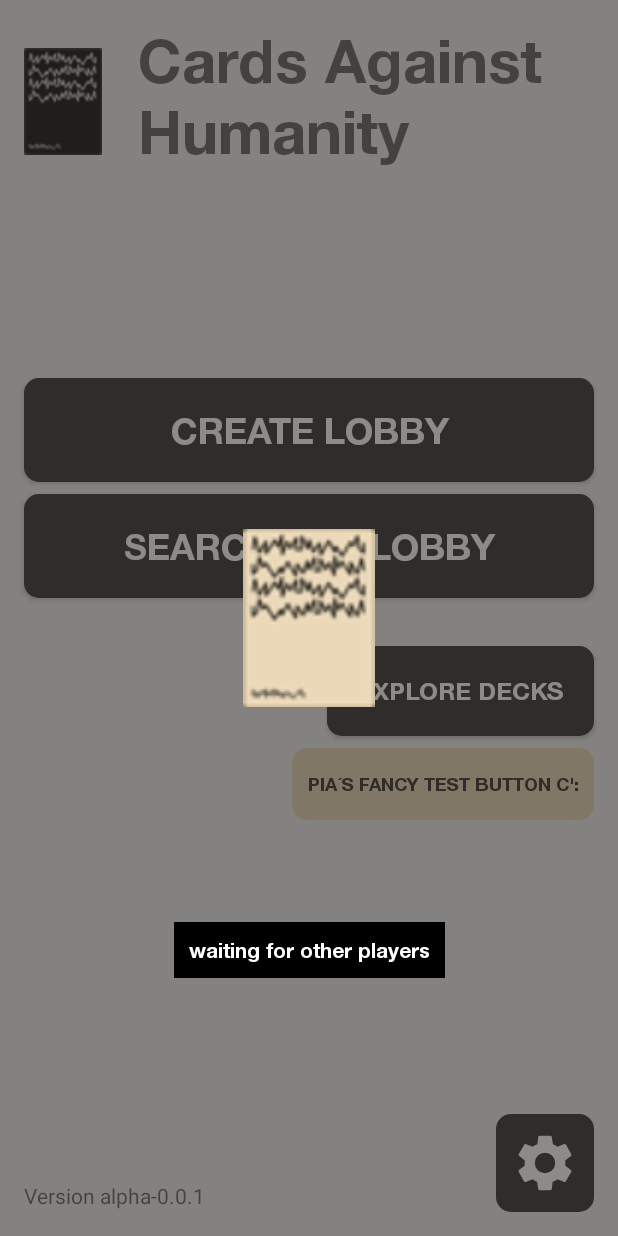
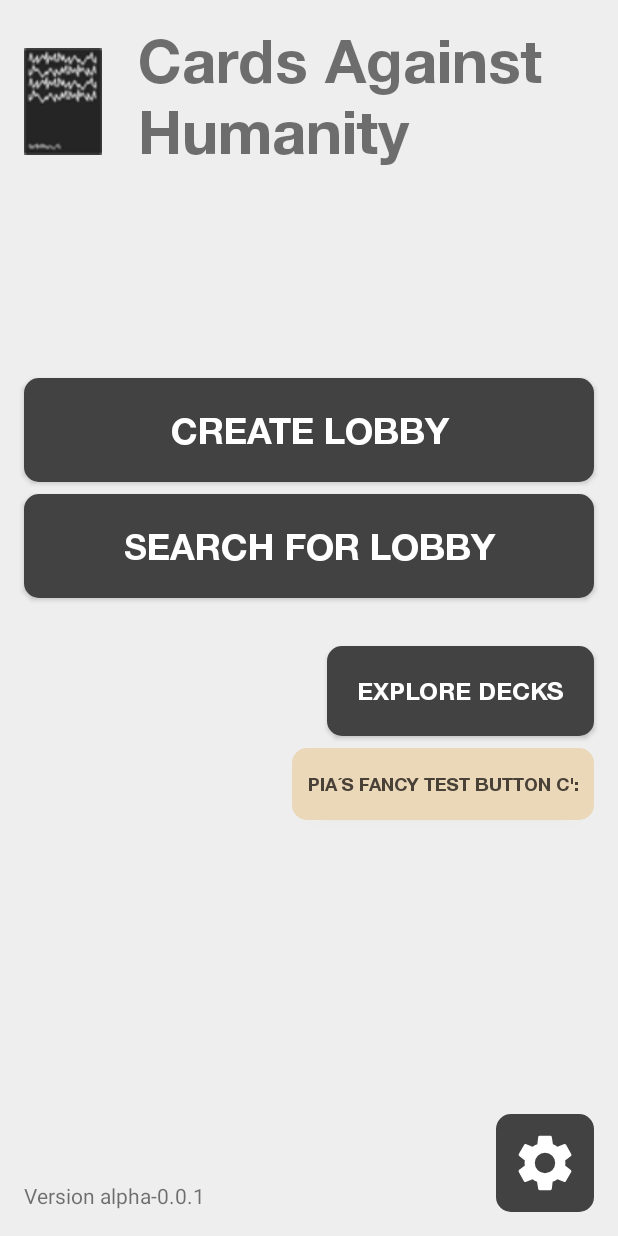
Before and after one commit to NotAWiz4rd/cah, an Android app: the screen it shows after launch (Main), after a tap on "PIA´S FANCY TEST BUTTON C':", on a phone screen of 412 x 824 dp. Run offline under Robolectric (Android 15) with nearby library versions, the phone set to English and light mode, and no system bars; our stand-ins replace Firebase (no records; nobody signed in at launch, a user with empty details on screens opened directly).

Commit message:
made a waiting screen that can be called by showWaitingScreen() and removed by removeWaitingScreen();

```diff
--- a/app/src/main/java/com/afms/cahgame/gui/activities/Main.java
+++ b/app/src/main/java/com/afms/cahgame/gui/activities/Main.java
@@ -80,13 +80,7 @@
             Toast.makeText(this, "clicked " + btn_search_lobby.toString(), Toast.LENGTH_SHORT).show();
         });
         btn_piatest.setOnClickListener(event -> {
-            //testing waiting screen
-            FrameLayout mainlayout = findViewById(R.id.layout_main);
-            ConstraintLayout waitingScreen = (ConstraintLayout) getLayoutInflater().inflate(R.layout.waiting_screen, mainlayout, false);
-            ImageView blackCard = waitingScreen.findViewById(R.id.waiting_screen_blackCard);
-            ImageView whiteCard = waitingScreen.findViewById(R.id.waiting_screen_whiteCard);
-            mainlayout.addView(waitingScreen);
-            testAnimation(whiteCard, blackCard);
+
         });
         btn_explore_decks.setOnClickListener(event -> {
             Toast.makeText(this, "clicked " + btn_explore_decks.toString(), Toast.LENGTH_SHORT).show();
@@ -113,65 +107,6 @@
         });
     }
 
-    private void testAnimation(ImageView whiteCard, ImageView blackCard) {
-        ObjectAnimator transOutBlack = ObjectAnimator.ofFloat(blackCard, "translationX", -100f).setDuration(700);
-        ObjectAnimator transOutWhite = ObjectAnimator.ofFloat(whiteCard, "translationX", 100f).setDuration(700);
-        AnimatorSet transOut = new AnimatorSet();
-        transOut.play(transOutBlack).with(transOutWhite);
-        transOut.start();
-        transOut.addListener(new AnimatorListenerAdapter() {
-            @Override
-            public void onAnimationEnd(Animator animation) {
-                super.onAnimationEnd(animation);
-                whiteCard.bringToFront();
-                ObjectAnimator scaleDownX = ObjectAnimator.ofFloat(blackCard, "scaleX", 0.5f).setDuration(700);
-                ObjectAnimator scaleDownY= ObjectAnimator.ofFloat(blackCard, "scaleY", 0.5f).setDuration(700);
-                ObjectAnimator scaleUpX = ObjectAnimator.ofFloat(whiteCard, "scaleX", 2f).setDuration(700);
-                ObjectAnimator scaleUpY = ObjectAnimator.ofFloat(whiteCard, "scaleY", 2f).setDuration(700);
-                ObjectAnimator transInBlack = ObjectAnimator.ofFloat(blackCard, "translationX", 0f).setDuration(700);
-                ObjectAnimator transInWhite = ObjectAnimator.ofFloat(whiteCard, "translationX", 0f).setDuration(700);
-                ObjectAnimator scaleBackX = ObjectAnimator.ofFloat(blackCard, "scaleX", 1f).setDuration(700);
-                ObjectAnimator scaleBackY= ObjectAnimator.ofFloat(blackCard, "scaleY", 1f).setDuration(700);
-                ObjectAnimator scaleBack2X = ObjectAnimator.ofFloat(whiteCard, "scaleX", 1f).setDuration(700);
-                ObjectAnimator scaleBack2Y = ObjectAnimator.ofFloat(whiteCard, "scaleY", 1f).setDuration(700);
-                AnimatorSet scale = new AnimatorSet();
-                AnimatorSet transIn = new AnimatorSet();
-                AnimatorSet scaleBack = new AnimatorSet();
-                scaleBack.play(scaleBackX).with(scaleBackY).with(scaleBack2X).with(scaleBack2Y);
-                transIn.play(transInBlack).with(transInWhite).before(scaleBack);
-                scale.play(scaleDownX).with(scaleDownY).with(scaleUpX).with(scaleUpY).before(transIn);
-                scale.start();
-                scale.addListener(new AnimatorListenerAdapter() {
-                    @Override
-                    public void onAnimationEnd(Animator animation) {
-                        super.onAnimationEnd(animation);
-                        testAnimation(blackCard, whiteCard);
-                    }
-                });
-            }
-        });
-        /*transOut.addListener(new AnimatorListenerAdapter() {
-            @Override
-            public void onAnimationEnd(Animator animation) {
-                super.onAnimationEnd(animation);
-                ObjectAnimator scaleUpX = ObjectAnimator.ofFloat(rectangle, "scaleX", 1f).setDuration(100);
-                ObjectAnimator scaleUpY = ObjectAnimator.ofFloat(rectangle, "scaleY", 1f).setDuration(100);
-                ObjectAnimator dropCircle = ObjectAnimator.ofFloat(circle, "translationY", -300).setDuration(700);
-                AnimatorSet scaleUp = new AnimatorSet();
-                scaleUp.play(scaleUpX).with(scaleUpY).with(dropCircle);
-                rectangle.animate().rotationBy(180f).setDuration(600);
-                scaleUp.start();
-                scaleUp.addListener(new AnimatorListenerAdapter() {
-                    @Override
-                    public void onAnimationEnd(Animator animation) {
-                        super.onAnimationEnd(animation);
-                        testAnimation(circle, rectangle);
-                    }
-                });
-            }
-        });*/
-    }
-
     private void hideUI() {
         final int flags = View.SYSTEM_UI_FLAG_LAYOUT_STABLE
                 | View.SYSTEM_UI_FLAG_LAYOUT_HIDE_NAVIGATION
```
Also changed, not shown: app/src/main/java/com/afms/cahgame/gui/activities/GameScreen.java (+66 -0 lines).
